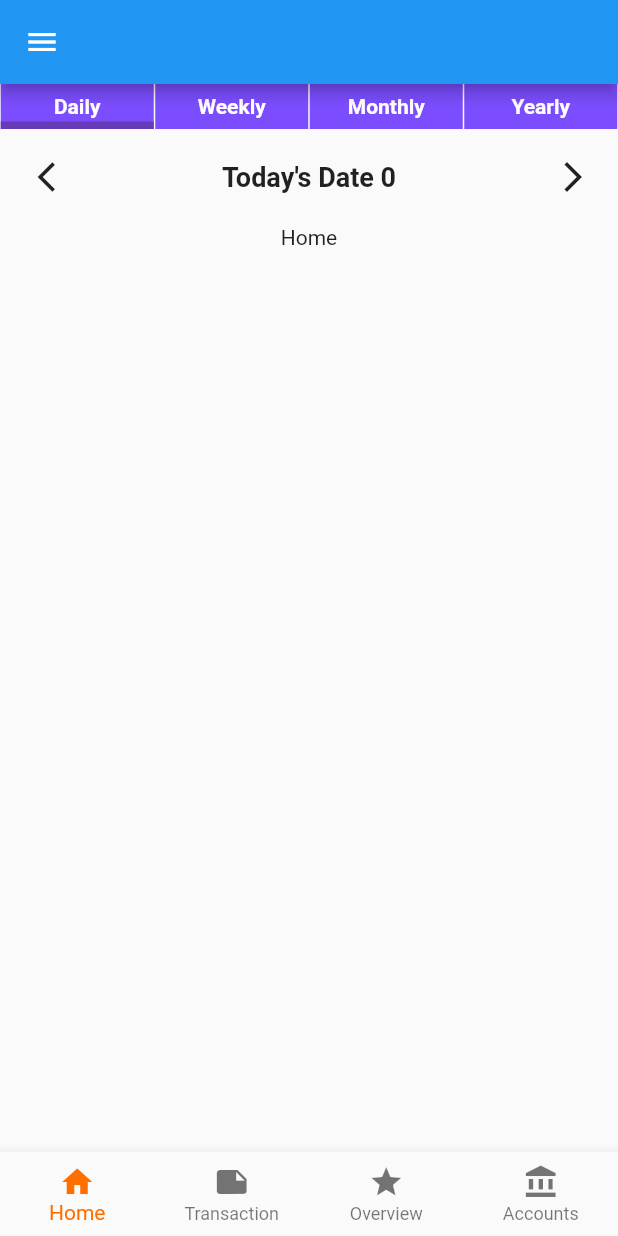
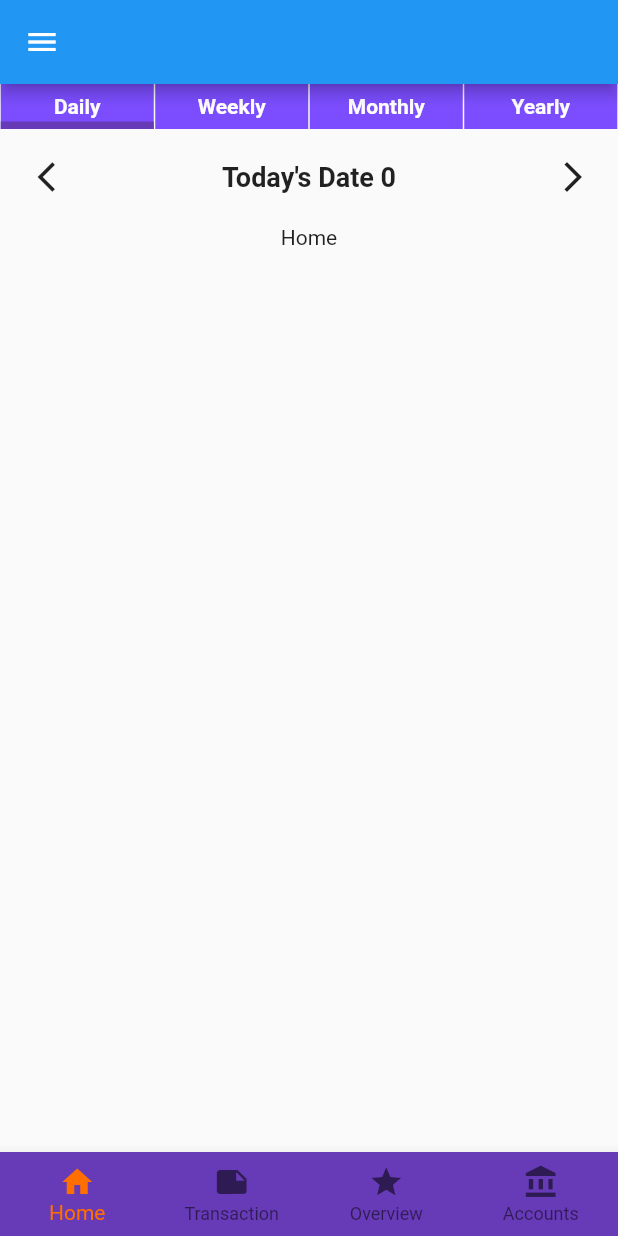
Before and after one commit to tahmidmozaffar/expense_tracker_flutter, a Flutter app: the screen it shows after launch, on a phone screen of 412 x 824 dp. Run offline on Flutter 3.47's test engine with Material 2 defaults, Android fonts, the phone set to English and light mode, and no system bars; our stand-ins replace flutter_signin_button.

Commit message:
Fix categories screen height issue

```diff
--- a/lib/main.dart
+++ b/lib/main.dart
@@ -10,9 +10,7 @@ void main() {
       title: "Expense Tracker",
       initialRoute: '/',
       routes: {
-        '/': (context) => const RootScreen(),
-        '/categories': (context) => const CategoriesScreen(),
-        '/scheduled_expense': (context) => const ScheduledExpenseScreen(),
+        '/': (context) => const RootScreen()
       },
     )
   );
--- a/lib/screen/root.dart
+++ b/lib/screen/root.dart
@@ -25,7 +25,7 @@ class _RootState extends State<RootScreen> {
     "categories_screen": CategoriesScreen(),
     "scheduled_expense_screen": ScheduledExpenseScreen(),
     "transaction_screen": Text(
-      'Transcation',
+      'Transaction',
       style: optionStyle,
     ),
     "overview_screen": Text(
@@ -41,7 +41,7 @@ class _RootState extends State<RootScreen> {
   void _onItemTapped(int index) {
     setState(() {
       _selectedTab = index;
-      switch(index){
+      switch (index) {
         case 0:
           _selectedScreen = "home_screen";
           break;
@@ -60,7 +60,10 @@ class _RootState extends State<RootScreen> {
 
   @override
   Widget build(BuildContext context) {
-    // TODO: implement build
+    bool shouldShowDateFilterButtons = _selectedScreen == "home_screen" ||
+        _selectedScreen == "transaction_screen" ||
+        _selectedScreen == "overview_screen";
+
     return Scaffold(
         appBar: AppBar(),
         drawer: Drawer(
@@ -78,22 +81,34 @@ class _RootState extends State<RootScreen> {
                 leading: Icon(
                   Icons.home,
                 ),
+                title: const Text('Home'),
+                onTap: () {
+                  Navigator.pop(context);
+                  setState(() {
+                    _selectedScreen = "home_screen";
+                  });
+                },
+              ),
+              ListTile(
+                leading: Icon(
+                  Icons.category_rounded,
+                ),
                 title: const Text('Categories'),
                 onTap: () {
                   Navigator.pop(context);
-                  setState((){
+                  setState(() {
                     _selectedScreen = "categories_screen";
                   });
                 },
               ),
               ListTile(
                 leading: Icon(
-                  Icons.train,
+                  Icons.timer,
                 ),
                 title: const Text('Scheduled Expense'),
                 onTap: () {
                   Navigator.pop(context);
-                  setState((){
+                  setState(() {
                     _selectedScreen = "scheduled_expense_screen";
                   });
                 },
@@ -103,7 +118,7 @@ class _RootState extends State<RootScreen> {
         ),
         body: Column(
           children: <Widget>[
-            if (_selectedScreen != "accounts_screen") ...[
+            if (shouldShowDateFilterButtons) ...[
               DateFilterButton(
                   selectedPeriod: _selectedPeriod,
                   dateString: dateString,
@@ -117,7 +132,10 @@ class _RootState extends State<RootScreen> {
             _widgetOptions[_selectedScreen]!
           ],
         ),
-        bottomNavigationBar: BottomNavigationBar(
+        bottomNavigationBar: (_selectedScreen != "categories_screen" &&
+                _selectedScreen != "scheduled_expense_screen")
+            ? BottomNavigationBar(
+                backgroundColor: Colors.deepPurple,
                 items: const <BottomNavigationBarItem>[
                     BottomNavigationBarItem(
                       icon: Icon(Icons.home),
@@ -139,7 +157,8 @@ class _RootState extends State<RootScreen> {
                 currentIndex: _selectedTab,
                 type: BottomNavigationBarType.fixed,
                 selectedItemColor: Colors.amber[900],
-            onTap: _onItemTapped));
+                onTap: _onItemTapped)
+            : null);
   }
 
   static String getDateString(int selectedPeriod) {
```
Also changed, not shown: lib/screen/categories.dart (+104 -2 lines). Lines whose indentation alone changed are shown as unchanged.
